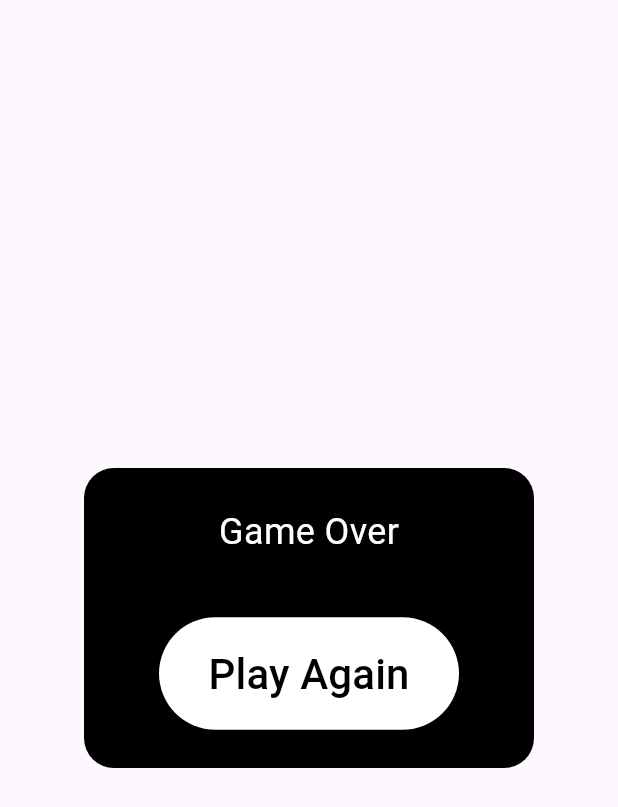
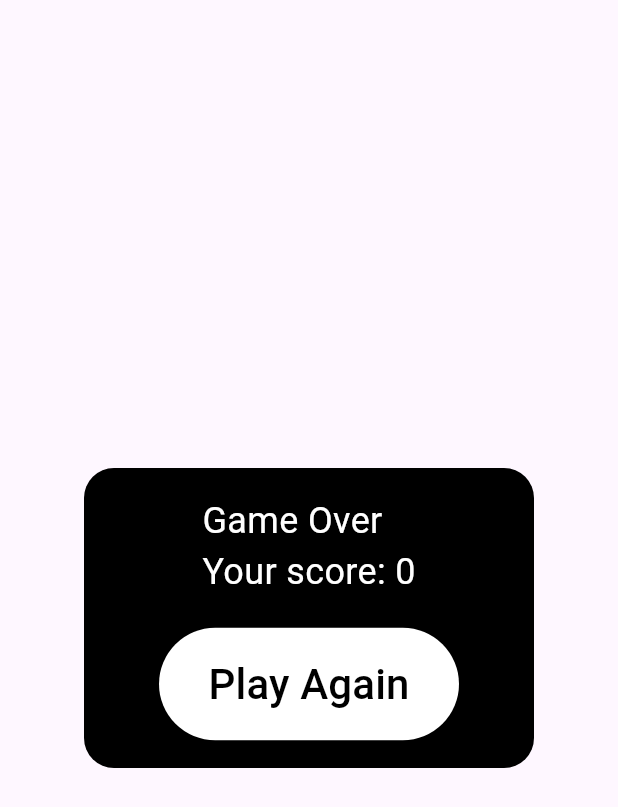
Before and after one commit to timtikh/sdvgo, a Flutter app: the GameOver widget shown alone on an empty page, opened directly with empty values, after a tap on "Play Again", on a phone screen of 412 x 824 dp. Shown: the top 807 px of the screen. Run offline on Flutter 3.47's test engine with Material 3 defaults, Android fonts, the phone set to English and light mode, and no system bars; missing offline and left inert: flame; statements that could not run were skipped.

Commit message:
add overlay, adding points, restarting game

```diff
--- a/lib/features/scooter_game/config/game_config.dart
+++ b/lib/features/scooter_game/config/game_config.dart
@@ -5,7 +5,10 @@ class GameConfig {
 
   static const enemySprites = [
     'sad_homa.png',
-    'pedestrian.png',
-    'sad_cat.jpg',
+    // 'sad_cat.jpg',
+    'aaaaa.tiff',
+    'huh.png',
+    'uia.png',
+    'women.png',
   ];
 }
--- a/lib/features/scooter_game/objects/enemy_object.dart
+++ b/lib/features/scooter_game/objects/enemy_object.dart
@@ -42,6 +42,9 @@ class Enemy extends SpriteComponent
 
     if (position.x < -roadStripeHeight) {
       removeFromParent();
+      if (gameRef.overlays.isActive('GameOver')) {
+        return;
+      }
       addClicks?.call();
     }
   }
--- a/lib/features/scooter_game/presentation/game_over_overlay.dart
+++ b/lib/features/scooter_game/presentation/game_over_overlay.dart
@@ -2,14 +2,20 @@ import 'package:flutter/material.dart';
 import 'package:sdvgo/features/scooter_game/presentation/scooter_game_widget.dart';
 
 class GameOver extends StatelessWidget {
-  // Reference to parent game.
   final ScooterGame game;
+
   const GameOver({required this.game, super.key});
+
+  void restartingGame() async {
+    await game.reloadGame();
+    game.overlays.remove('GameOver');
+    game.resumeEngine();
+  }
 
   @override
   Widget build(BuildContext context) {
-    const blackTextColor = Color.fromRGBO(0, 0, 0, 1.0);
-    const whiteTextColor = Color.fromRGBO(255, 255, 255, 1.0);
+    const blackTextColor = Colors.black;
+    const whiteTextColor = Colors.white;
 
     return Material(
       color: Colors.transparent,
@@ -27,22 +33,19 @@ class GameOver extends StatelessWidget {
           child: Column(
             mainAxisAlignment: MainAxisAlignment.center,
             children: [
-              const Text(
-                'Game Over',
+              Text(
+                'Game Over\nYour score: ${game.points}',
                 style: TextStyle(
                   color: whiteTextColor,
                   fontSize: 24,
                 ),
               ),
-              const SizedBox(height: 40),
+              const SizedBox(height: 20),
               SizedBox(
                 width: 200,
                 height: 75,
                 child: ElevatedButton(
-                  onPressed: () {
-                    // game.reset();
-                    game.overlays.remove('GameOver');
-                  },
+                  onPressed: restartingGame,
                   style: ElevatedButton.styleFrom(
                     backgroundColor: whiteTextColor,
                   ),
--- a/lib/features/scooter_game/presentation/scooter_game_widget.dart
+++ b/lib/features/scooter_game/presentation/scooter_game_widget.dart
@@ -32,6 +32,7 @@ class ScooterGame extends FlameGame with PanDetector, HasCollisionDetection {
 
   late Player player;
   final stripes = List.generate(GameConfig.roadLinesCounter, (i) => i);
+  int points = 0;
 
   @override
   Future<void> onLoad() async {
@@ -63,7 +64,7 @@ class ScooterGame extends FlameGame with PanDetector, HasCollisionDetection {
         return [
           Enemy(
             pedLine: shuffledStripes[0],
-            addClicks: addClicks,
+            addClicks: addPoints,
           ),
           if (makeTwo)
             Enemy(
@@ -96,4 +97,15 @@ class ScooterGame extends FlameGame with PanDetector, HasCollisionDetection {
       player.move(isMoveUp: isUpEvent);
     }
   }
+
+  Future<void> reloadGame() async {
+    removeAll(children);
+    points = 0;
+    await onLoad();
+  }
+
+  void addPoints() {
+    points++;
+    addClicks();
+  }
 }
```
Also changed, not shown: lib/features/scooter_game/objects/player_object.dart (+5 -3 lines), assets/images/huh.png (added), assets/images/scooter_sprite_old.png (deleted), assets/images/uia.png (added), assets/images/women.png (added).
